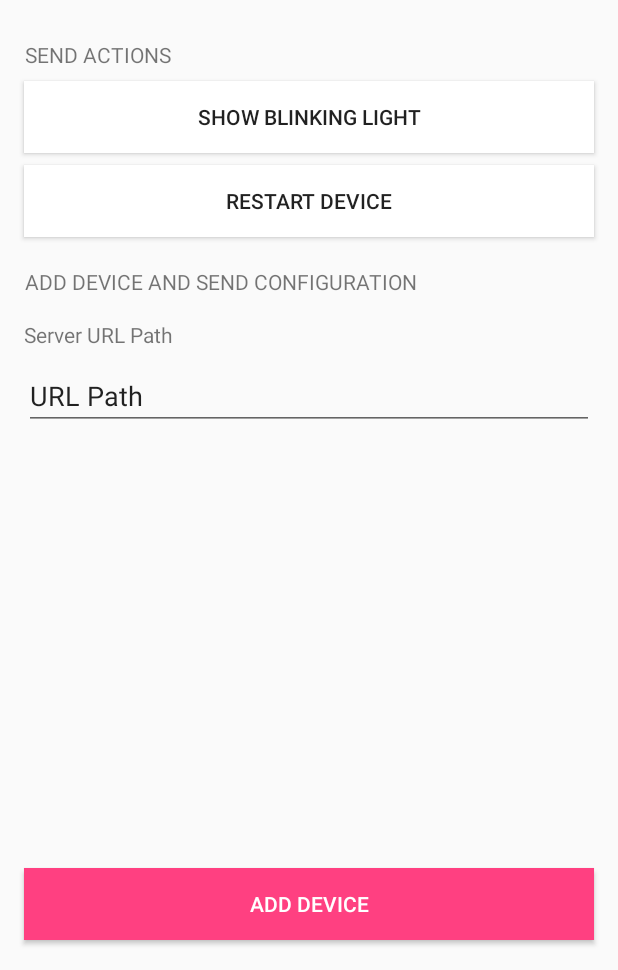
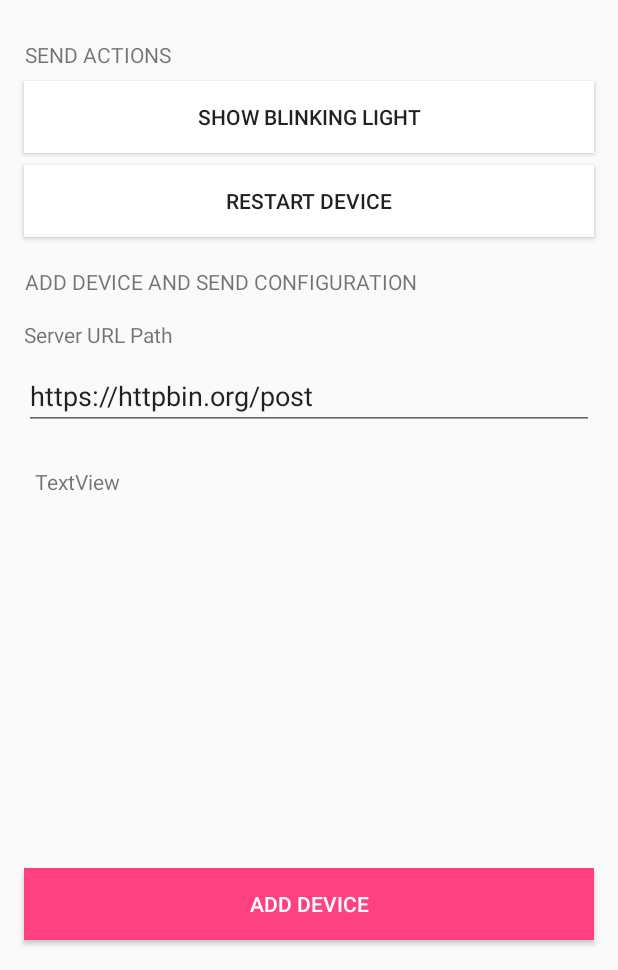
Before and after one commit to PAYong/ConnectWifiAndroid, an Android app: the DeviceInfo screen opened directly, with no data from a screen before it, on a phone screen of 412 x 824 dp, the part 266-1236 px from its top. Run offline under Robolectric (Android 15) with nearby library versions, the phone set to English and light mode, and no system bars.

Commit message:
Sample POST with response.

```diff
--- a/app/src/main/AndroidManifest.xml
+++ b/app/src/main/AndroidManifest.xml
@@ -7,6 +7,7 @@
     <uses-permission android:name="android.permission.ACCESS_COARSE_LOCATION" />
     <uses-permission android:name="android.permission.ACCESS_FINE_LOCATION" />
     <uses-permission android:name="android.permission.ACCESS_NETWORK_STATE" />
+    <uses-permission android:name="android.permission.INTERNET" />
 
     <application
         android:allowBackup="true"
--- a/app/src/main/res/layout/activity_device_info.xml
+++ b/app/src/main/res/layout/activity_device_info.xml
@@ -102,19 +102,19 @@
         app:layout_constraintTop_toBottomOf="@+id/button2" />
 
     <EditText
-        android:id="@+id/editText3"
+        android:id="@+id/editTextURL"
         android:layout_width="match_parent"
         android:layout_height="wrap_content"
+        android:layout_marginBottom="8dp"
+        android:layout_marginEnd="16dp"
+        android:layout_marginLeft="16dp"
+        android:layout_marginRight="16dp"
         android:layout_marginStart="16dp"
-        android:layout_marginLeft="16dp"
         android:layout_marginTop="8dp"
-        android:layout_marginEnd="16dp"
-        android:layout_marginRight="16dp"
-        android:layout_marginBottom="8dp"
         android:ems="10"
         android:inputType="textPersonName"
-        android:text="URL Path"
-        app:layout_constraintBottom_toBottomOf="parent"
+        android:text="https://httpbin.org/post"
+        app:layout_constraintBottom_toTopOf="@+id/textViewResult"
         app:layout_constraintEnd_toEndOf="parent"
         app:layout_constraintHorizontal_bias="0.0"
         app:layout_constraintStart_toStartOf="parent"
@@ -163,14 +163,14 @@
         app:layout_constraintTop_toBottomOf="@+id/textView10" />
 
     <Button
-        android:id="@+id/button4"
+        android:id="@+id/buttonAddDevice"
         android:layout_width="match_parent"
         android:layout_height="wrap_content"
+        android:layout_marginBottom="20dp"
+        android:layout_marginEnd="16dp"
+        android:layout_marginLeft="16dp"
+        android:layout_marginRight="16dp"
         android:layout_marginStart="16dp"
-        android:layout_marginLeft="16dp"
-        android:layout_marginEnd="16dp"
-        android:layout_marginRight="16dp"
-        android:layout_marginBottom="20dp"
         android:background="@color/colorAccent"
         android:text="Add Device"
         android:textColor="?attr/colorBackgroundFloating"
@@ -179,5 +179,19 @@
         app:layout_constraintHorizontal_bias="0.0"
         app:layout_constraintStart_toStartOf="parent" />
 
+    <TextView
+        android:id="@+id/textViewResult"
+        android:layout_width="365dp"
+        android:layout_height="199dp"
+        android:layout_marginBottom="68dp"
+        android:layout_marginEnd="8dp"
+        android:layout_marginLeft="8dp"
+        android:layout_marginRight="8dp"
+        android:layout_marginStart="8dp"
+        android:text="TextView"
+        app:layout_constraintBottom_toTopOf="@+id/buttonAddDevice"
+        app:layout_constraintEnd_toEndOf="parent"
+        app:layout_constraintStart_toStartOf="parent" />
+
 
 </android.support.constraint.ConstraintLayout>
```
Also changed, not shown: app/src/main/java/com/example/android/connectwifi/DeviceInfo.java (+80 -3 lines).
